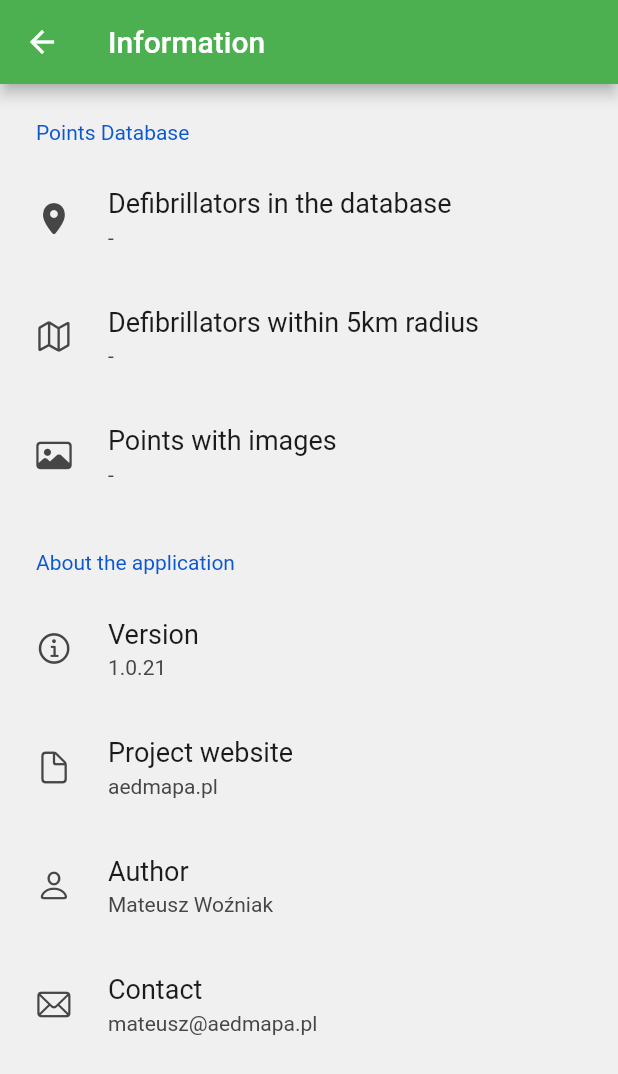
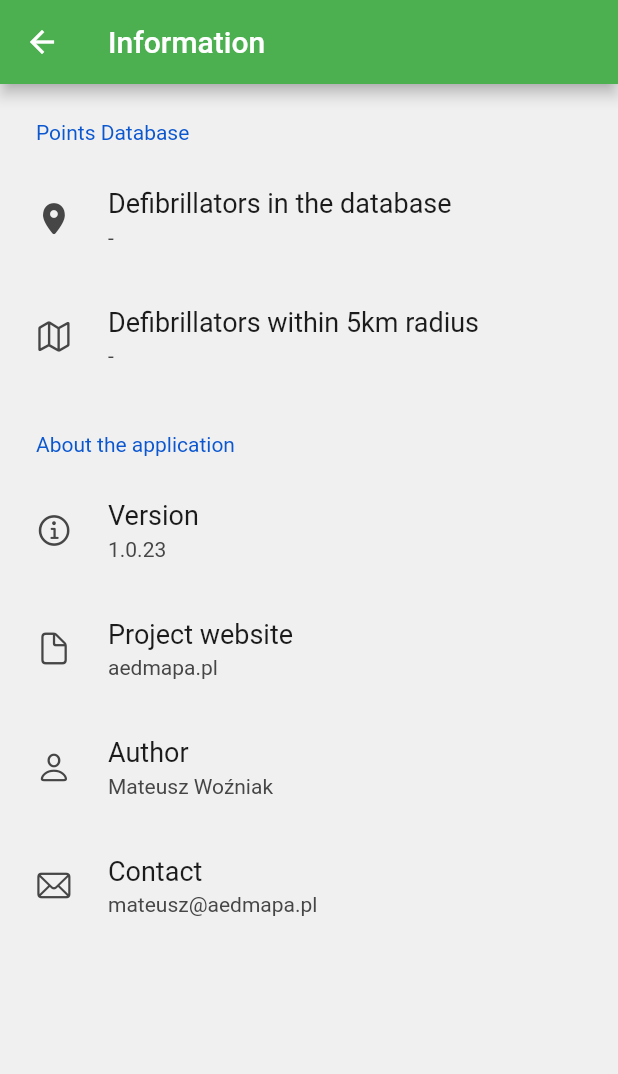
Before and after one commit to matisiekpl/aed_map, a Flutter app: the SettingsPage screen opened directly, on a phone screen of 412 x 824 dp. Shown: the top 1074 px of the screen. Run offline on Flutter 3.47's test engine with Material 2 defaults, Android fonts, the phone set to English and light mode, and no system bars; drawn by our look-alikes of settings_ui; our stand-ins replace cached_network_image, equatable, flutter_bloc, flutter_map, flutter_svg, geolocator and 4 more; missing offline and left inert: cross_fade, feedback, flutter_map_location_marker, flutter_map_supercluster, flutter_web_auth, google_polyline_algorithm and 2 more; accounts and stored records are empty; generated files the repository leaves out were written again.

Commit message:
chore: bumped version

```diff
--- a/lib/screens/settings/settings_page.dart
+++ b/lib/screens/settings/settings_page.dart
@@ -75,24 +75,7 @@ class _SettingsPageState extends State<SettingsPage>
                               return const Text('-');
                             });
                           }),
-                        ),
-                        SettingsTile(
-                          leading: const Icon(CupertinoIcons.photo),
-                          title:
-                              Text(appLocalizations.defibrillatorsWithImages),
-                          description:
-                              Text(appLocalizations.datasetDescription),
-                          value: BlocBuilder<PointsCubit, PointsState>(
-                              builder: (context, pointsState) {
-                            if (pointsState is PointsLoadSuccess) {
-                              return Text(
-                                  getDefibrillatorsWithImages(pointsState.aeds)
-                                      .length
-                                      .toString());
-                            }
-                            return const Text('-');
-                          }),
-                        ),
+                        )
                       ],
                     ),
                     SettingsSection(
--- a/pubspec.yaml
+++ b/pubspec.yaml
@@ -17,7 +17,7 @@ publish_to: "none" # Remove this line if you wish to publish to pub.dev
 # https://developer.apple.com/library/archive/documentation/General/Reference/InfoPlistKeyReference/Articles/CoreFoundationKeys.html
 # In Windows, build-name is used as the major, minor, and patch parts
 # of the product and file versions while build-number is used as the build suffix.
-version: 1.0.21+21
+version: 1.0.23+23
 
 environment:
   sdk: ">=3.0.5 <4.0.0"
```
Also changed, not shown: lib/repositories/points_repository.dart (+7 -20 lines), pubspec.lock, 4 other files.
